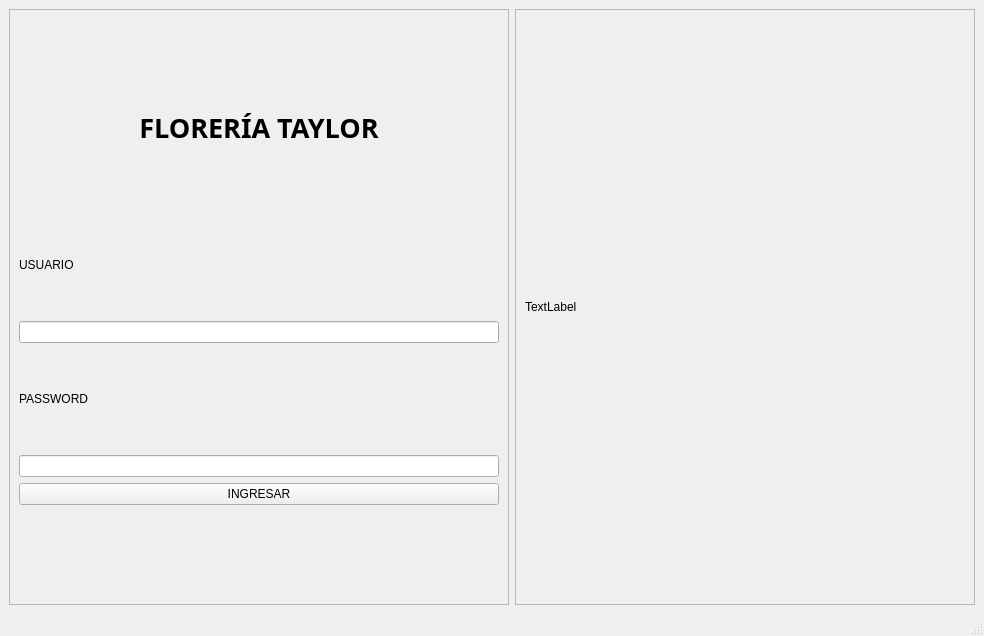
Before: the Qt Designer form views/login.ui in FlorOchoa29/florer-a, drawn with Qt 5.
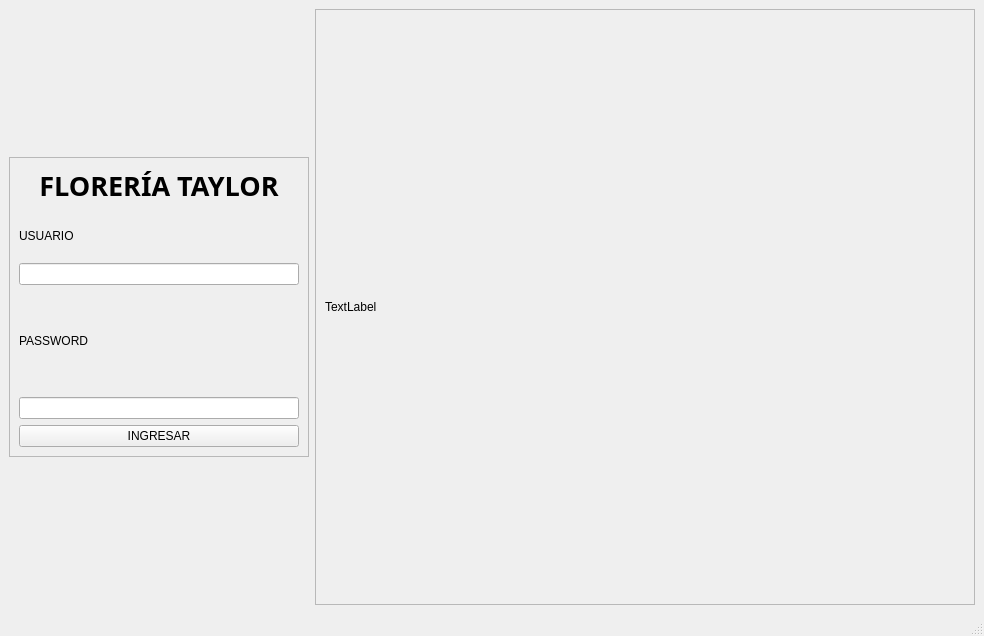
After: the same form once the commit is applied. Icons and pictures are not drawn.

Diff of the .ui file:
```diff
--- a/views/login.ui
+++ b/views/login.ui
@@ -17,10 +17,16 @@
    <layout class="QHBoxLayout" name="horizontalLayout_2">
     <item>
      <widget class="QFrame" name="frame">
+      <property name="minimumSize">
+       <size>
+        <width>300</width>
+        <height>300</height>
+       </size>
+      </property>
       <property name="maximumSize">
        <size>
-        <width>500</width>
-        <height>16777215</height>
+        <width>300</width>
+        <height>300</height>
        </size>
       </property>
       <property name="frameShape">
```
